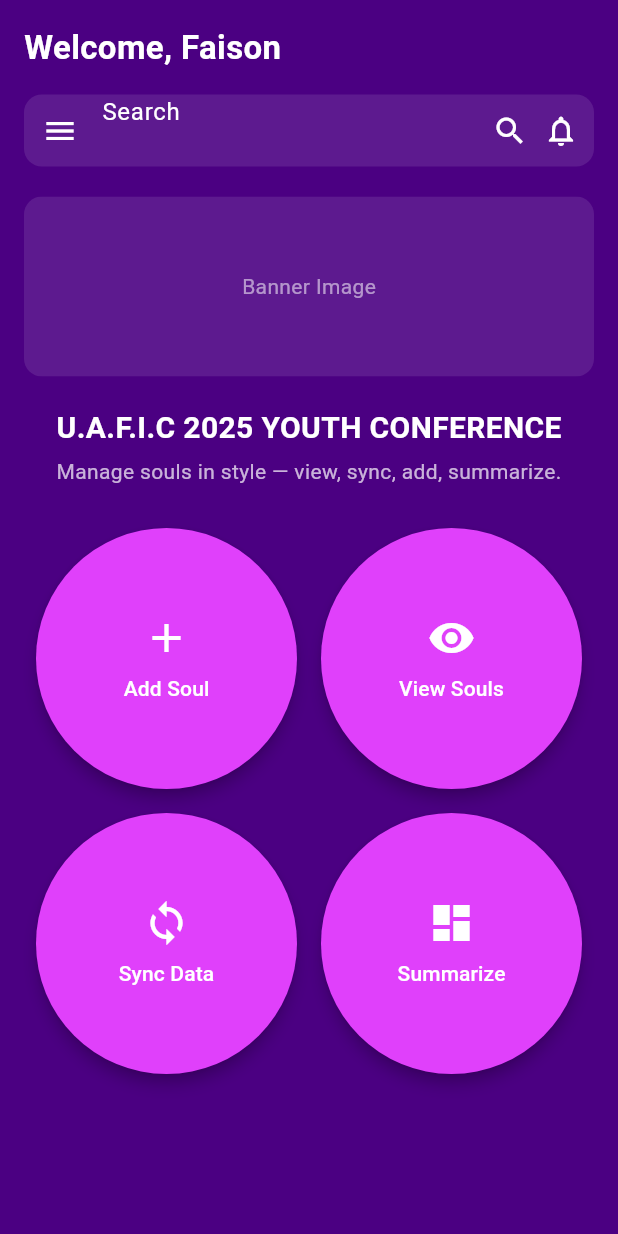
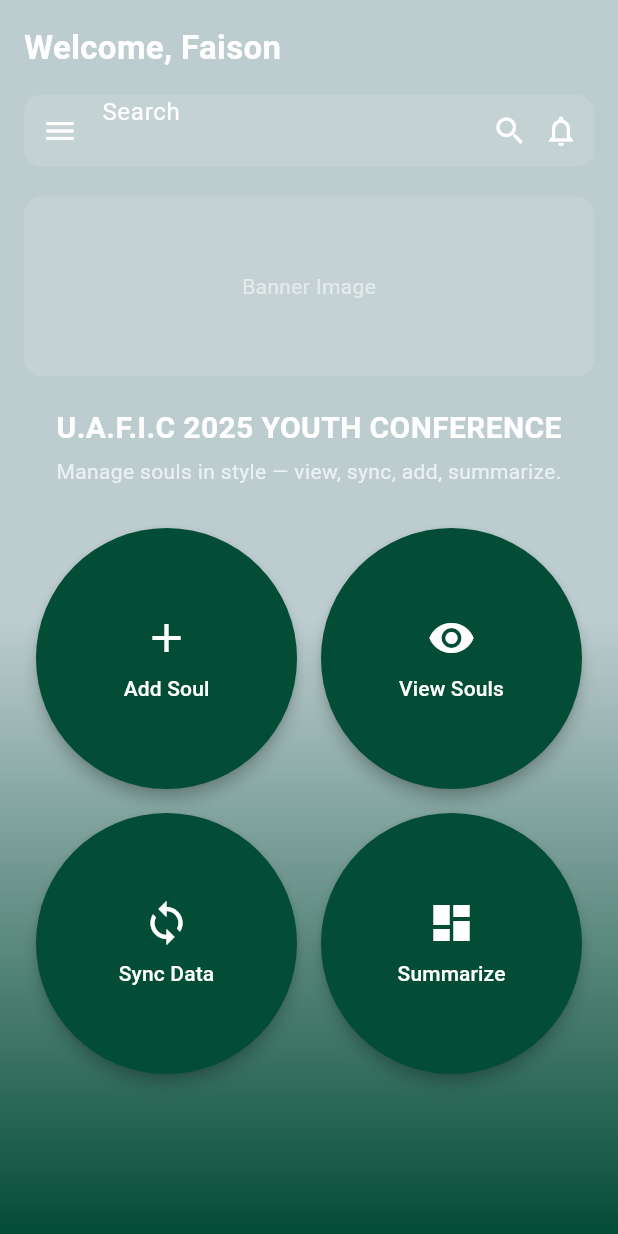
Before and after one commit to Faison2/united_youth, a Flutter app: the screen it shows after launch, on a phone screen of 412 x 824 dp. Run offline on Flutter 3.47's test engine with Material 3 defaults, Android fonts, the phone set to English and light mode, and no system bars.

Commit message:
added home and splash

```diff
--- a/lib/screens/home.dart
+++ b/lib/screens/home.dart
@@ -6,8 +6,19 @@ class HomePage extends StatelessWidget {
   @override
   Widget build(BuildContext context) {
     return Scaffold(
-      backgroundColor: const Color(0xFF4B0082), // Dark purple background
-      body: SafeArea(
+      body: Container(
+        decoration: const BoxDecoration(
+          gradient: LinearGradient(
+            begin: Alignment.topCenter,
+            end: Alignment.bottomCenter,
+            colors: [
+              Color(0xFFBDCDCF), // #BDCDCF
+              Color(0xFFBDCDCF), // #034C36
+              Color(0xFF034C36), // #034C36
+            ],
+          ),
+        ),
+        child: SafeArea(
           child: Padding(
             padding: const EdgeInsets.all(16.0),
             child: Column(
@@ -99,6 +110,7 @@ class HomePage extends StatelessWidget {
             ),
           ),
         ),
+      ),
     );
   }
 
@@ -106,7 +118,7 @@ class HomePage extends StatelessWidget {
     return ElevatedButton(
       onPressed: () {},
       style: ElevatedButton.styleFrom(
-        backgroundColor: Colors.purpleAccent,
+        backgroundColor: const Color(0xFF034C36), //
         shape: const CircleBorder(),
         padding: const EdgeInsets.all(24),
         elevation: 4,
--- a/pubspec.yaml
+++ b/pubspec.yaml
@@ -58,9 +58,8 @@ flutter:
   uses-material-design: true
 
   # To add assets to your application, add an assets section, like this:
-  # assets:
-  #   - images/a_dot_burr.jpeg
-  #   - images/a_dot_ham.jpeg
+  assets:
+    - assets/
 
   # An image asset can refer to one or more resolution-specific "variants", see
   # https://flutter.dev/to/resolution-aware-images
```
Also changed, not shown: lib/screens/splash.dart (+26 -4 lines), assets/logo.jpeg (added). Lines whose indentation alone changed are shown as unchanged.
